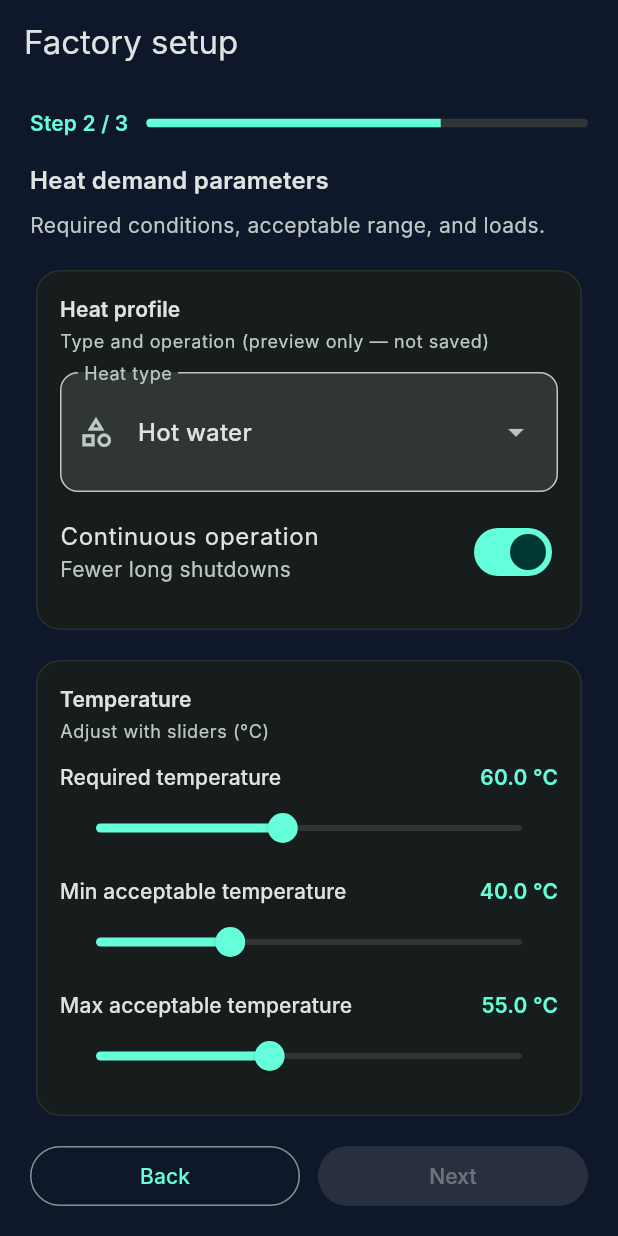
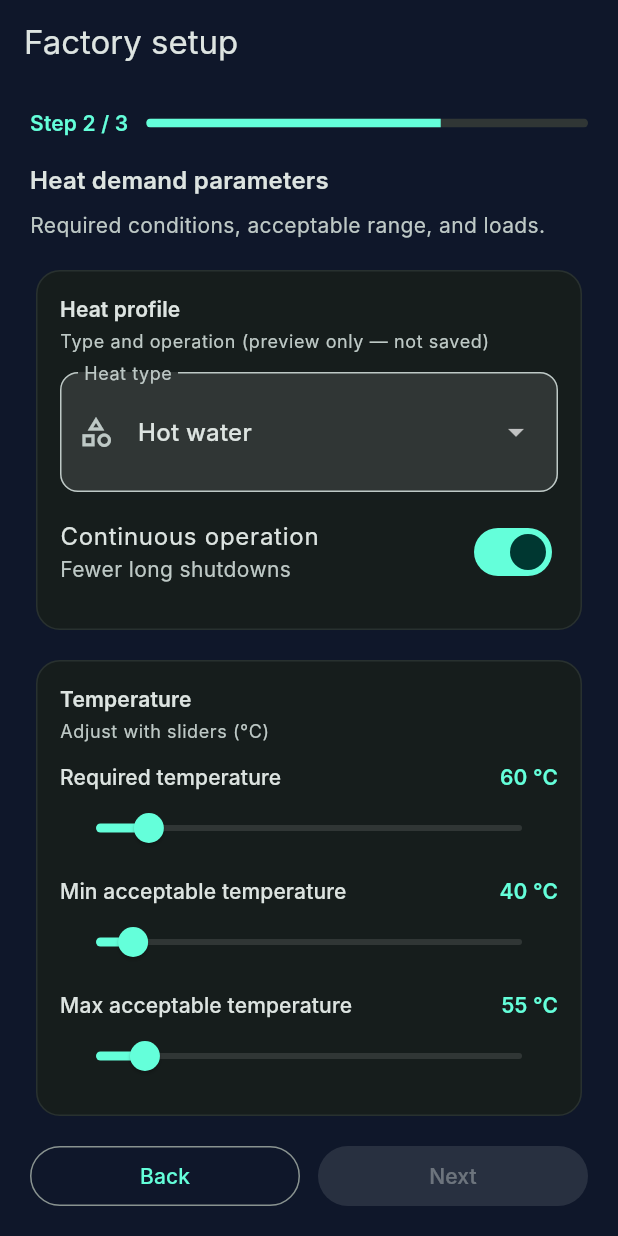
Before and after one commit to lakshdhingra/Burn, a Flutter app: the FullFactoryFormPage screen opened directly, after a tap on "Heat Source", after a tap on "Heat Sink", after a tap on "Next", on a phone screen of 412 x 824 dp. Run offline on Flutter 3.47's test engine with Material 3 defaults, Android fonts, the phone set to English and light mode, and no system bars; our stand-ins replace flutter_map, latlong2, supabase_flutter; accounts and stored records are empty; Roboto replaces fonts that are missing (Inter).

Commit message:
Updated UI and added Thermo Connect changes

```diff
--- a/lib/pages/dashboard_page.dart
+++ b/lib/pages/dashboard_page.dart
@@ -189,7 +189,7 @@ class _DashboardPageState extends State<DashboardPage> {
     return Scaffold(
       backgroundColor: Colors.transparent,
       appBar: AppBar(
-        title: const Text('Heat App 🔥', style: TextStyle(fontWeight: FontWeight.bold)),
+        title: const Text('Thermo Connect 🔥', style: TextStyle(fontWeight: FontWeight.bold)),
         backgroundColor: Colors.transparent,
         elevation: 0,
       ),
--- a/lib/pages/factory/full_factory_form.dart
+++ b/lib/pages/factory/full_factory_form.dart
@@ -68,8 +68,8 @@ class _FullFactoryFormPageState extends State<FullFactoryFormPage> {
     'Other',
   ];
 
-  static const double _tempSliderMin = -10;
-  static const double _tempSliderMax = 150;
+  static const double _tempSliderMin = 0;
+  static const double _tempSliderMax = 500;
 
   @override
   void initState() {
@@ -227,7 +227,7 @@ class _FullFactoryFormPageState extends State<FullFactoryFormPage> {
               ),
             ),
             Text(
-              '${v.toStringAsFixed(1)} °C',
+              '${v.round()} °C',
               style: theme.textTheme.labelLarge?.copyWith(
                 color: theme.colorScheme.primary,
                 fontWeight: FontWeight.w600,
@@ -240,10 +240,10 @@ class _FullFactoryFormPageState extends State<FullFactoryFormPage> {
           min: _tempSliderMin,
           max: _tempSliderMax,
           divisions: divisions,
-          label: '${v.toStringAsFixed(1)}°C',
+          label: '${v.round()} °C',
           onChanged: (nv) {
             setState(() {
-              c.text = nv.toStringAsFixed(1);
+              c.text = nv.round().toString();
             });
           },
         ),
@@ -695,8 +695,9 @@ class _FullFactoryFormPageState extends State<FullFactoryFormPage> {
                       inputFormatters: _unsignedDecimalFormatters,
                       onChanged: (_) => setState(() {}),
                       decoration: deco.copyWith(
-                        labelText: 'Heat output (peak kW)',
+                        labelText: 'Heat Output (kW)',
                         hintText: 'kW',
+                        suffixText: 'kW',
                         prefixIcon: const Icon(Icons.bolt_outlined),
                       ),
                     ),
@@ -709,8 +710,9 @@ class _FullFactoryFormPageState extends State<FullFactoryFormPage> {
                       inputFormatters: _unsignedDecimalFormatters,
                       onChanged: (_) => setState(() {}),
                       decoration: deco.copyWith(
-                        labelText: 'Flow rate',
+                        labelText: 'Flow Rate (m³/hour)',
                         hintText: 'kg/hr',
+                        suffixText: 'm³/hr',
                         prefixIcon: const Icon(Icons.water_outlined),
                       ),
                     ),
@@ -723,8 +725,9 @@ class _FullFactoryFormPageState extends State<FullFactoryFormPage> {
                       inputFormatters: _unsignedDecimalFormatters,
                       onChanged: (_) => setState(() {}),
                       decoration: deco.copyWith(
-                        labelText: 'Steam pressure',
+                        labelText: 'Steam Pressure (bar)',
                         hintText: 'bar',
+                        suffixText: 'bar',
                         prefixIcon: const Icon(Icons.speed_outlined),
                       ),
                     ),
@@ -800,8 +803,9 @@ class _FullFactoryFormPageState extends State<FullFactoryFormPage> {
                       inputFormatters: _unsignedDecimalFormatters,
                       onChanged: (_) => setState(() {}),
                       decoration: deco.copyWith(
-                        labelText: 'Required volume',
-                        hintText: 'per schema',
+                        labelText: 'Required Volume (kW)',
+                        hintText: 'kW',
+                        suffixText: 'kW',
                         prefixIcon: const Icon(Icons.inventory_2_outlined),
                       ),
                     ),
@@ -814,8 +818,9 @@ class _FullFactoryFormPageState extends State<FullFactoryFormPage> {
                       inputFormatters: _unsignedDecimalFormatters,
                       onChanged: (_) => setState(() {}),
                       decoration: deco.copyWith(
-                        labelText: 'Peak load',
+                        labelText: 'Peak Load (kW)',
                         hintText: 'kW',
+                        suffixText: 'kW',
                         prefixIcon: const Icon(Icons.trending_up_outlined),
                       ),
                     ),
@@ -828,8 +833,9 @@ class _FullFactoryFormPageState extends State<FullFactoryFormPage> {
                       inputFormatters: _unsignedDecimalFormatters,
                       onChanged: (_) => setState(() {}),
                       decoration: deco.copyWith(
-                        labelText: 'Base load',
+                        labelText: 'Base Load (kW)',
                         hintText: 'kW',
+                        suffixText: 'kW',
                         prefixIcon: const Icon(Icons.trending_flat_outlined),
                       ),
                     ),
```
Also changed, not shown: 2 other files.
